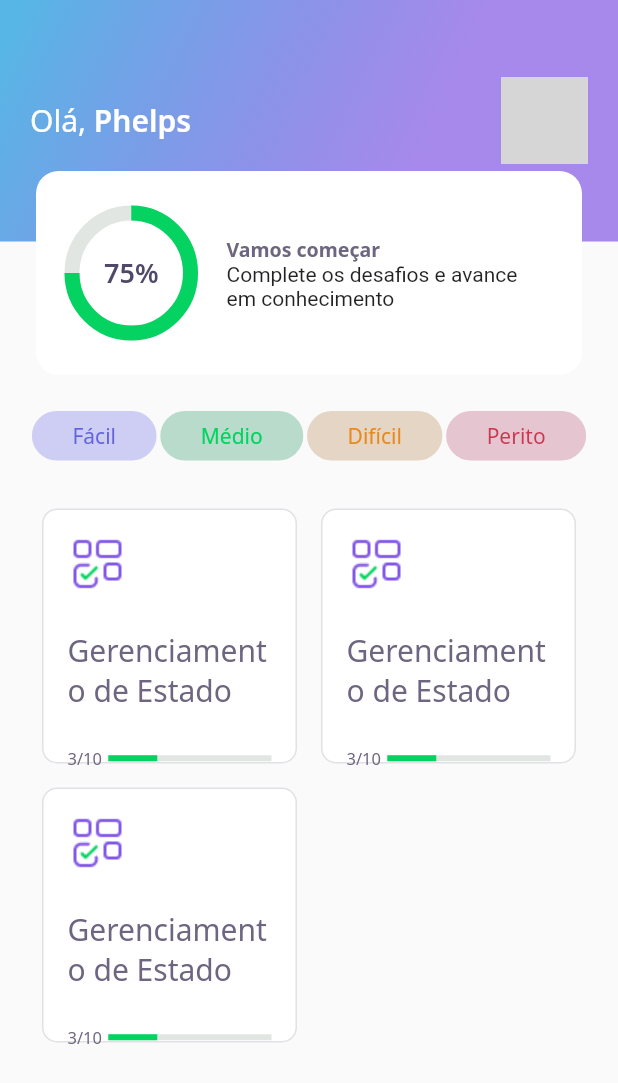
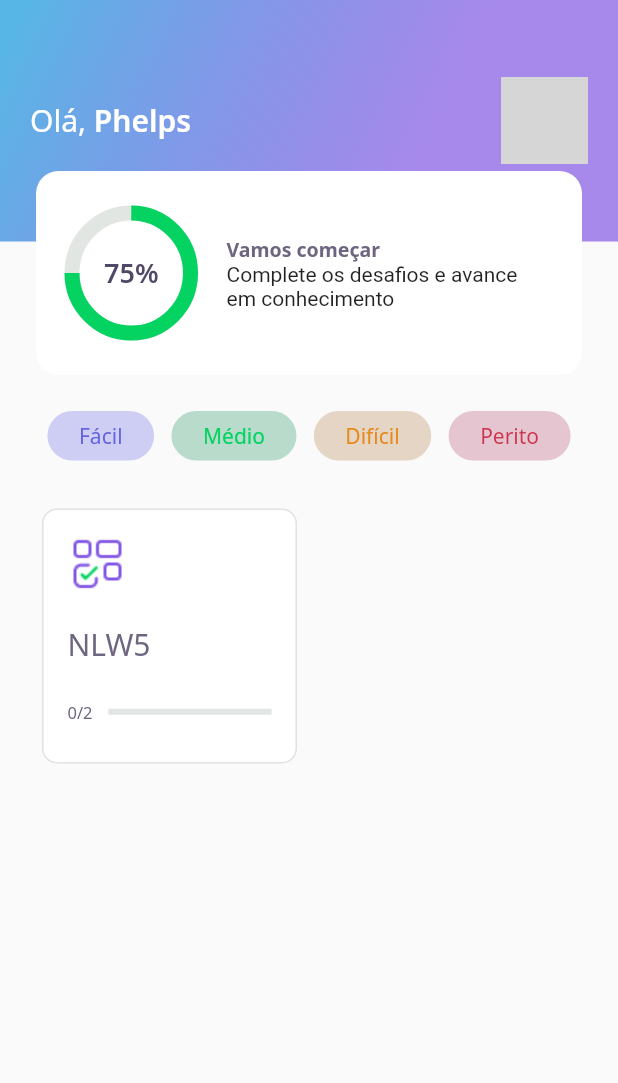
Before and after one commit to PhelippeA/DevQuiz, a Flutter app: the HomeScreen screen opened directly, on a phone screen of 412 x 824 dp. Shown: the top 1083 px of the screen. Run offline on Flutter 3.47's test engine with Material 2 defaults, Android fonts, the phone set to English and light mode, and no system bars; our stand-ins replace google_fonts; accounts and stored records are empty; network calls fail; grey boxes are pictures that could not be loaded.

Commit message:
dia 3: adicionando modelos de question, answer e user; adicionando controller da home; criando database

```diff
--- /dev/null
+++ b/database/user.json
@@ -0,0 +1,5 @@
+{
+    "name": "Phelps",
+    "imageUrl": "https://avatars.githubusercontent.com/u/70112912?s=60&v=4",
+    "score": 2
+}
--- /dev/null
+++ b/lib/home/controllers/home_controller.dart
@@ -0,0 +1,28 @@
+import 'package:flutter/material.dart';
+import 'package:quiz_nlw5/home/controllers/home_state.dart';
+import 'package:quiz_nlw5/home/repositories/home_repository.dart';
+import 'package:quiz_nlw5/shared/models/quiz_model.dart';
+import 'package:quiz_nlw5/shared/models/user_model.dart';
+
+class HomeController {
+  final stateNotifier = ValueNotifier<HomeState>(HomeState.empty);
+  set state(HomeState state) => stateNotifier.value = state;
+  HomeState get state => stateNotifier.value;
+
+  UserModel? user;
+  List<QuizModel>? quizzes;
+
+  final repository = HomeRepository();
+
+  void getUser() async {
+    state = HomeState.waiting;
+    user = await repository.getUser();
+    state = HomeState.sucess;
+  }
+
+  void getQuizzes() async {
+    state = HomeState.waiting;
+    quizzes = await repository.getQuizzes();
+    state = HomeState.sucess;
+  }
+}
--- /dev/null
+++ b/lib/home/controllers/home_state.dart
@@ -0,0 +1,3 @@
+enum HomeState{
+  sucess, error, waiting, empty
+}
--- a/lib/home/views/home_screen.dart
+++ b/lib/home/views/home_screen.dart
@@ -1,4 +1,6 @@
 import 'package:flutter/material.dart';
+import 'package:quiz_nlw5/home/controllers/home_controller.dart';
+import 'package:quiz_nlw5/home/controllers/home_state.dart';
 import 'package:quiz_nlw5/home/widgets/level_button_widget.dart';
 import 'package:quiz_nlw5/home/widgets/quiz_card_widget.dart';
 import '../../home/widgets/appbar_widget.dart';
@@ -9,17 +11,34 @@ class HomeScreen extends StatefulWidget {
 }
 
 class _HomeScreenState extends State<HomeScreen> {
+  final _controller = HomeController();
+
+  @override
+  void initState() {
+    super.initState();
+    _controller.getQuizzes();
+    _controller.getUser();
+    _controller.stateNotifier.addListener(() {
+      setState(() {});
+    });
+  }
+
   @override
   Widget build(BuildContext context) {
-    return Scaffold(
-      appBar: AppBarWidget(),
+    return _controller.state == HomeState.waiting
+        ? Scaffold(
+            body: CircularProgressIndicator(),
+          )
+        : Scaffold(
+            appBar: AppBarWidget(user: _controller.user!),
             body: Padding(
               padding: const EdgeInsets.symmetric(horizontal: 20),
               child: Column(
                 children: [
                   SizedBox(height: 24),
-            Row(
-              mainAxisAlignment: MainAxisAlignment.spaceAround,
+                  Container(
+                    child: Row(
+                      mainAxisAlignment: MainAxisAlignment.spaceEvenly,
                       children: [
                         LevelButtonWidget(label: "Fácil"),
                         LevelButtonWidget(label: "Médio"),
@@ -27,15 +46,18 @@ class _HomeScreenState extends State<HomeScreen> {
                         LevelButtonWidget(label: "Perito"),
                       ],
                     ),
+                  ),
                   SizedBox(height: 24),
                   Expanded(
                     child: GridView.count(
                       crossAxisCount: 2,
-                children: [
-                  QuizCardWidget(),
-                  QuizCardWidget(),
-                  QuizCardWidget(),
-                ],
+                      children: _controller.quizzes!
+                          .map((e) => QuizCardWidget(
+                                title: e.title,
+                                totalAnswered: e.totalQuestionAnswered,
+                                totalQuestions: e.questions.length,
+                              ))
+                          .toList(),
                     ),
                   ),
                 ],
--- a/lib/home/widgets/appbar_widget.dart
+++ b/lib/home/widgets/appbar_widget.dart
@@ -1,10 +1,13 @@
 import 'package:flutter/material.dart';
+import 'package:quiz_nlw5/shared/models/user_model.dart';
 import '../../core/app_gradients.dart';
 import '../../core/app_text_styles.dart';
 import 'score_card_widget.dart';
 
 class AppBarWidget extends PreferredSize {
-  AppBarWidget()
+  final UserModel user;
+
+  AppBarWidget({required this.user})
       : super(
             preferredSize: Size.fromHeight(250),
             child: Container(
@@ -27,7 +30,7 @@ class AppBarWidget extends PreferredSize {
                             style: AppTextStyles.title,
                             children: [
                               TextSpan(
-                                text: "Phelps",
+                                text: user.name,
                                 style: AppTextStyles.titleBold,
                               )
                             ],
@@ -40,7 +43,7 @@ class AppBarWidget extends PreferredSize {
                             borderRadius: BorderRadius.circular(10),
                             image: DecorationImage(
                               image: NetworkImage(
-                                "https://avatars.githubusercontent.com/u/70112912?s=400&u=512740b8eff2410bfb5b6a5197debe990ec0a3b9&v=4",
+                                user.imageUrl,
                               ),
                             ),
                           ),
--- a/lib/home/widgets/level_button_widget.dart
+++ b/lib/home/widgets/level_button_widget.dart
@@ -53,7 +53,10 @@ class LevelButtonWidget extends StatelessWidget {
         ),
       ),
       child: Padding(
-        padding: const EdgeInsets.symmetric(horizontal: 26, vertical: 6),
+        padding: const EdgeInsets.symmetric(
+          horizontal: 20,
+          vertical: 6,
+        ),
         child: Text(
           label,
           style: GoogleFonts.notoSans(
--- a/lib/home/widgets/quiz_card_widget.dart
+++ b/lib/home/widgets/quiz_card_widget.dart
@@ -3,6 +3,17 @@ import 'package:quiz_nlw5/core/core.dart';
 import 'package:quiz_nlw5/shared/widgets/progress_indicator/linear_progress_indicator_widget.dart';
 
 class QuizCardWidget extends StatelessWidget {
+  final String title;
+  final int totalQuestions;
+  final int totalAnswered;
+
+  const QuizCardWidget({
+    Key? key,
+    required this.title,
+    required this.totalQuestions,
+    required this.totalAnswered,
+  }) : super(key: key);
+
   @override
   Widget build(BuildContext context) {
     return Padding(
@@ -22,28 +33,26 @@ class QuizCardWidget extends StatelessWidget {
               width: 40,
               child: Image.asset(AppImages.blocks),
             ),
-            SizedBox(
-              height: 24
-            ),
+            SizedBox(height: 20),
             Text(
-              'Gerenciamento de Estado',
+              title,
               style: AppTextStyles.body20,
             ),
-            SizedBox(
-              height: 24
-            ),
+            SizedBox(height: 24),
             Row(
               children: [
                 Expanded(
                   flex: 1,
                   child: Text(
-                    '3/10',
+                    '$totalAnswered/$totalQuestions',
                     style: AppTextStyles.body11,
                   ),
                 ),
                 Expanded(
                   flex: 4,
-                  child: LinearProgressIndicatorWidget(value: 0.7)
+                  child: LinearProgressIndicatorWidget(
+                    value: totalAnswered / totalQuestions,
+                  ),
                 ),
               ],
             )
--- a/lib/main.dart
+++ b/lib/main.dart
@@ -11,7 +11,7 @@ class MyApp extends StatelessWidget {
   Widget build(BuildContext context) {
     return MaterialApp(
       debugShowCheckedModeBanner: false,
-      home: ChallengeScreen(),
+      home: HomeScreen(),
     );
   }
 }
--- /dev/null
+++ b/lib/shared/models/quiz_model.dart
@@ -0,0 +1,65 @@
+import 'dart:convert';
+
+import 'package:quiz_nlw5/shared/models/question_model.dart';
+
+enum Level { facil, medio, dificil, perito }
+
+extension LevelStringExt on String {
+  Level get parse => {
+        "facil": Level.facil,
+        "medio": Level.medio,
+        "dificil": Level.dificil,
+        "perito": Level.perito,
+      }[this]!;
+}
+
+extension LevelExt on Level {
+  String get parse => {
+        Level.facil: "facil",
+        Level.medio: "medio",
+        Level.dificil: "dificil",
+        Level.perito: "perito",
+      }[this]!;
+}
+
+class QuizModel {
+  final String title;
+  final List<QuestionModel> questions;
+  final int totalQuestionAnswered;
+  final String image;
+  final Level level;
+
+  QuizModel({
+    required this.image,
+    required this.level,
+    required this.title,
+    required this.questions,
+    this.totalQuestionAnswered = 0,
+  });
+
+  Map<String, dynamic> toMap() {
+    return {
+      'title': title,
+      'questions': questions.map((x) => x.toMap()).toList(),
+      'totalQuestionAnswered': totalQuestionAnswered,
+      'image': image,
+      'level': level.parse,
+    };
+  }
+
+  factory QuizModel.fromMap(Map<String, dynamic> map) {
+    return QuizModel(
+      title: map['title'],
+      questions: List<QuestionModel>.from(
+          map['questions']?.map((x) => QuestionModel.fromMap(x))),
+      totalQuestionAnswered: map['totalQuestionAnswered'],
+      image: map['image'],
+      level: map['level'].toString().parse,
+    );
+  }
+
+  String toJson() => json.encode(toMap());
+
+  factory QuizModel.fromJson(String source) =>
+      QuizModel.fromMap(json.decode(source));
+}
--- /dev/null
+++ b/lib/shared/models/user_model.dart
@@ -0,0 +1,33 @@
+import 'dart:convert';
+
+class UserModel {
+  final String name;
+  final String imageUrl;
+  final int score;
+
+  UserModel({
+    required this.name,
+    required this.imageUrl,
+    this.score = 0,
+  });
+
+  Map<String, dynamic> toMap() {
+    return {
+      'name': name,
+      'imageUrl': imageUrl,
+      'score': score,
+    };
+  }
+
+  factory UserModel.fromMap(Map<String, dynamic> map) {
+    return UserModel(
+      name: map['name'],
+      imageUrl: map['imageUrl'],
+      score: map['score'],
+    );
+  }
+
+  String toJson() => json.encode(toMap());
+
+  factory UserModel.fromJson(String source) => UserModel.fromMap(json.decode(source));
+}
--- a/lib/shared/widgets/progress_indicator/linear_progress_indicator_widget.dart
+++ b/lib/shared/widgets/progress_indicator/linear_progress_indicator_widget.dart
@@ -10,7 +10,7 @@ class LinearProgressIndicatorWidget extends StatelessWidget {
   Widget build(BuildContext context) {
     return Container(
       child: LinearProgressIndicator(
-        value: 0.3,
+        value: value,
         backgroundColor: AppColors.chartSecondary,
         valueColor: AlwaysStoppedAnimation<Color>(
           AppColors.chartPrimary,
--- a/pubspec.yaml
+++ b/pubspec.yaml
@@ -18,5 +18,6 @@ dev_dependencies:
 flutter:
   assets:
     - assets/images/
+    - database/
 
   uses-material-design: true
```
Also changed, not shown: database/quizzes.json (added, +46 -0 lines), lib/home/repositories/home_repository.dart (added, +20 -0 lines), lib/shared/models/answer_model.dart (added, +29 -0 lines), lib/shared/models/question_model.dart (added, +31 -0 lines). Lines whose indentation alone changed are shown as unchanged.
